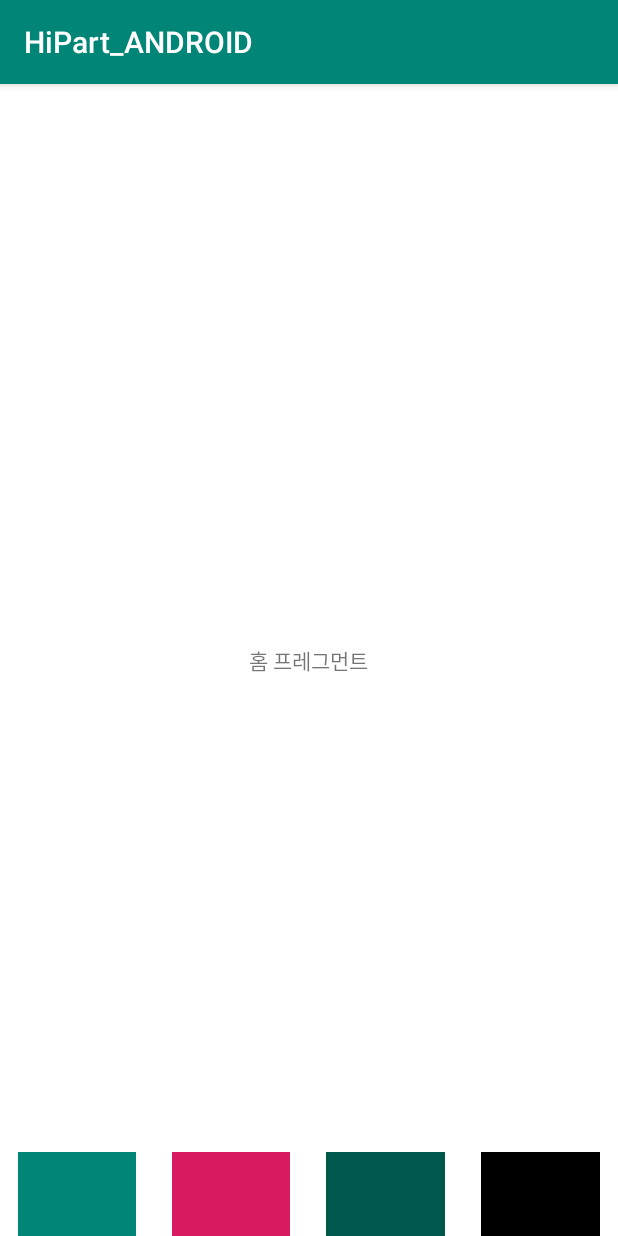
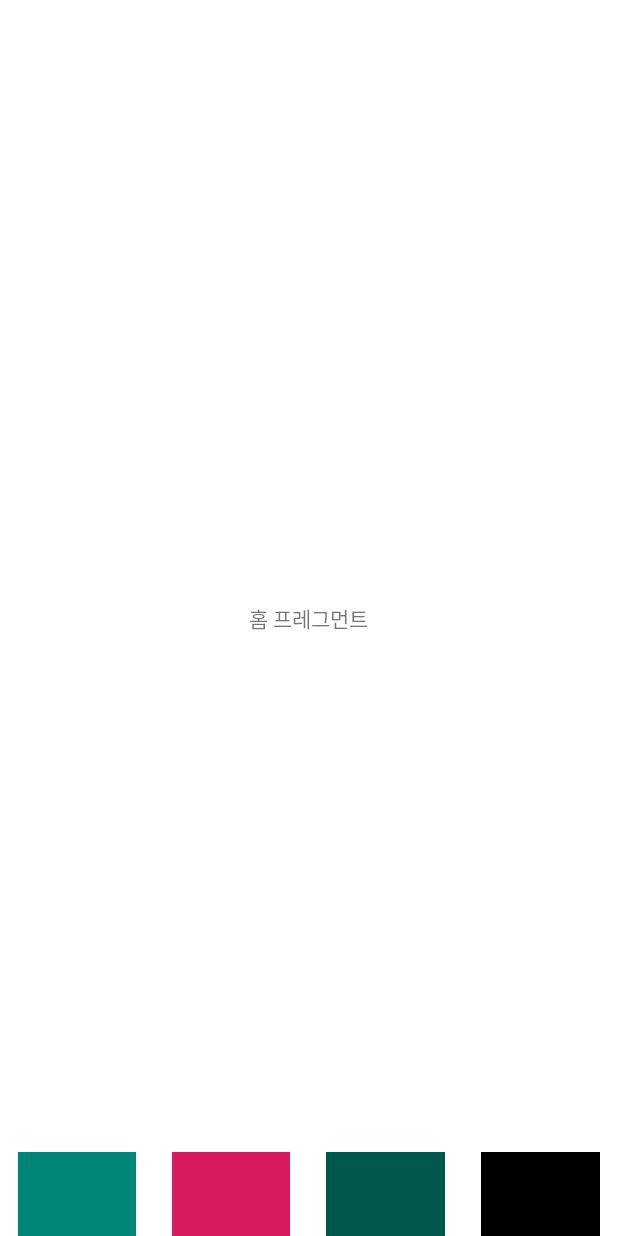
Before and after one commit to dlthgml1997/HiPart_ANDROID, an Android app: the screen it shows after launch (MainActivity), on a phone screen of 412 x 824 dp. Run offline under Robolectric (Android 15) with nearby library versions, the phone set to English and light mode, and no system bars.

Commit message:
Change App NoActionBar Theme
상태창 색 변경을 위한 코드 변경

```diff
--- a/app/src/main/res/values/styles.xml
+++ b/app/src/main/res/values/styles.xml
@@ -1,11 +1,15 @@
 <resources>
 
     <!-- Base application theme. -->
-    <style name="AppTheme" parent="Theme.AppCompat.Light.DarkActionBar">
+    <style name="AppTheme" parent="Theme.AppCompat.Light.NoActionBar">
         <!-- Customize your theme here. -->
         <item name="colorPrimary">@color/colorPrimary</item>
         <item name="colorPrimaryDark">@color/colorPrimaryDark</item>
         <item name="colorAccent">@color/colorAccent</item>
+        <item name="android:statusBarColor">#FFFFFF</item>
+        <item name="windowNoTitle">true</item>
+        <item name="windowActionBar">false</item>
+        <item name="windowActionModeOverlay">true</item>
     </style>
 
 </resources>
```
